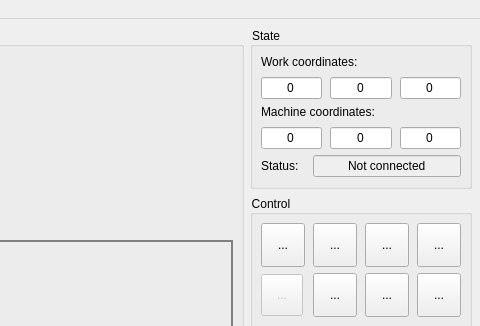
Qt form frmmain.ui (Denvi/Candle) before a commit; both pictures show x 390 to 870 and y 0 to 326 of the 870 by 826 pixel window.
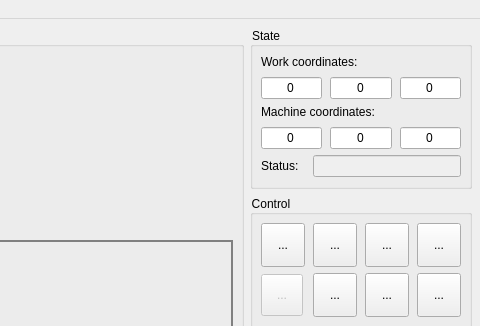
The same form after that commit. Icons and pictures are not drawn. Custom widgets are drawn as their Qt base class.

```diff
--- a/frmmain.ui
+++ b/frmmain.ui
@@ -1271,11 +1271,7 @@
                 <bool>false</bool>
                </property>
                <property name="styleSheet">
-                <string notr="true">/*border: 1px solid lightgray;*/
-color: black;</string>
-               </property>
-               <property name="text">
-                <string>Not connected</string>
+                <string notr="true">QLineEdit {color: palette(text);}</string>
                </property>
                <property name="alignment">
                 <set>Qt::AlignCenter</set>
```
Left out of the diff: 3 changed lines with no effect on the pictures.
